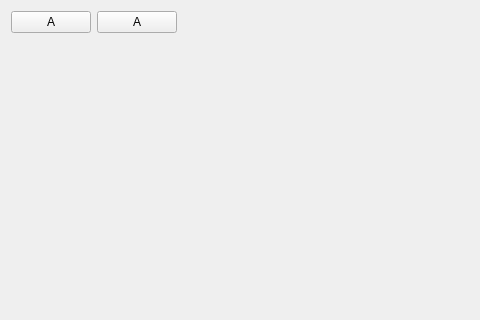
OpenFLUID/openfluid, file src/apps/openfluid-builder/common/WaresManagementWidget.ui: the form before one commit; both pictures show x 0 to 480 and y 0 to 320 of the 764 by 544 pixel window.
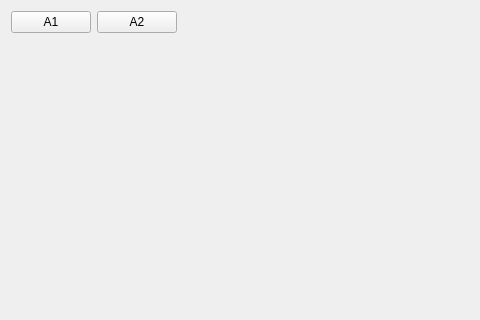
The form after the commit.

Commit message:
Add of items in model and monitoring management in OpenFLUID-Builder
* Added simulator selection dialog
* Added generator creation dialog
* Added observer selection dialog
* Updated placement of items in model view
* Added icons for wares status
* Cleaned code

(references OpenFLUID/openfluid#246)

```diff
--- a/src/apps/openfluid-builder/common/WaresManagementWidget.ui
+++ b/src/apps/openfluid-builder/common/WaresManagementWidget.ui
@@ -20,16 +20,16 @@
    <item>
     <layout class="QHBoxLayout" name="WaresButtonsLayout">
      <item>
-      <widget class="QPushButton" name="AddWareSecondButton">
+      <widget class="QPushButton" name="AddWareFirstButton">
        <property name="text">
-        <string>A</string>
+        <string notr="true">A1</string>
        </property>
       </widget>
      </item>
      <item>
-      <widget class="QPushButton" name="AddWareFirstButton">
+      <widget class="QPushButton" name="AddWareSecondButton">
        <property name="text">
-        <string>A</string>
+        <string notr="true">A2</string>
        </property>
       </widget>
      </item>
```
The commit also changes 28 other files.
